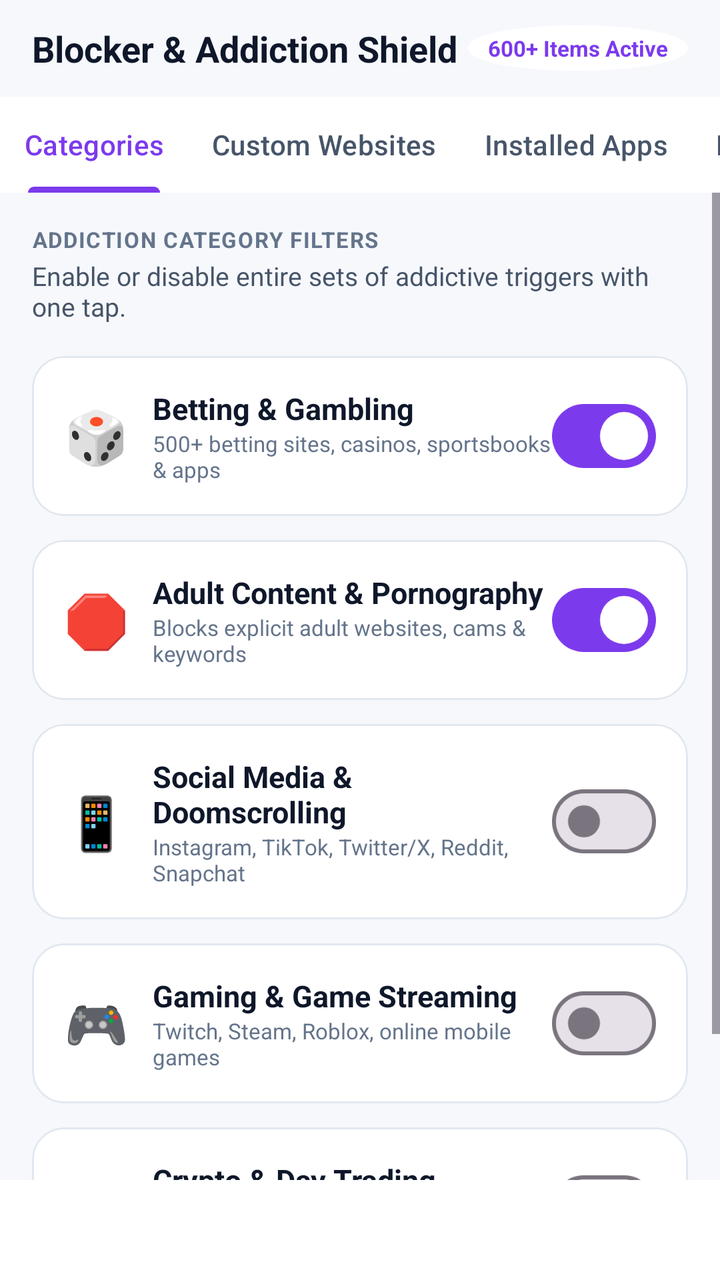
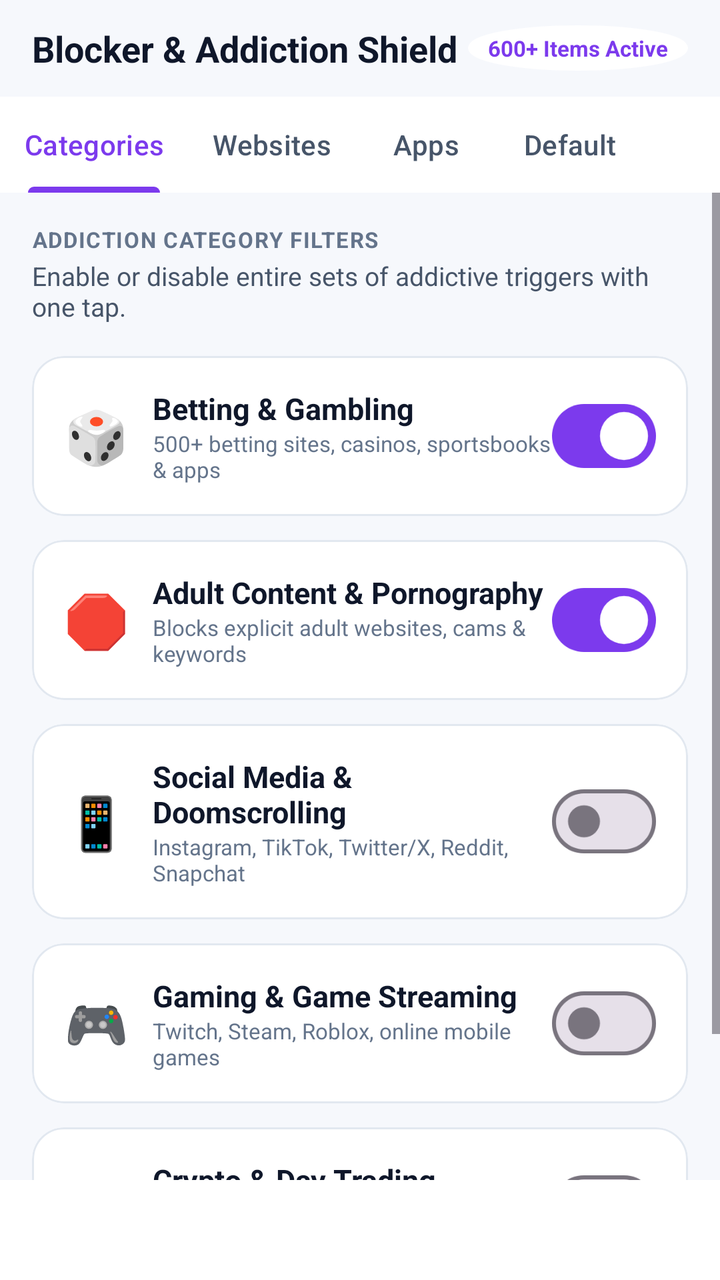

Before-and-after screenshots of an Android layout around one commit, followed by the original layout XML and the change that was made.
<!-- AndroidManifest.xml: application theme Theme.BetShield -->
<!-- res/layout/activity_custom_blocker.xml -->
<?xml version="1.0" encoding="utf-8"?>
<LinearLayout xmlns:android="http://schemas.android.com/apk/res/android"
    xmlns:app="http://schemas.android.com/apk/res-auto"
    xmlns:tools="http://schemas.android.com/tools"
    android:layout_width="match_parent"
    android:layout_height="match_parent"
    android:background="@color/background"
    android:orientation="vertical">

    
    <RelativeLayout
        android:layout_width="match_parent"
        android:layout_height="wrap_content"
        android:paddingHorizontal="16dp"
        android:paddingVertical="12dp">

        <TextView
            android:layout_width="wrap_content"
            android:layout_height="wrap_content"
            android:text="Blocker &amp; Addiction Shield"
            android:textColor="@color/text_primary"
            android:textSize="18sp"
            android:textStyle="bold" />

        <TextView
            android:id="@+id/tvTotalBlockedBadge"
            android:layout_width="wrap_content"
            android:layout_height="wrap_content"
            android:layout_alignParentEnd="true"
            android:layout_centerVertical="true"
            android:background="@drawable/bg_breathing_circle"
            android:backgroundTint="@color/surface"
            android:paddingHorizontal="10dp"
            android:paddingVertical="4dp"
            android:text="600+ Items Active"
            android:textColor="@color/primary"
            android:textSize="11sp"
            android:textStyle="bold" />
    </RelativeLayout>

    
    <com.google.android.material.tabs.TabLayout
        android:id="@+id/tabLayoutBlocker"
        android:layout_width="match_parent"
        android:layout_height="wrap_content"
        android:background="@color/surface"
        app:tabIndicatorColor="@color/primary"
        app:tabMode="scrollable"
        app:tabSelectedTextColor="@color/primary"
        app:tabTextColor="@color/text_secondary">

        <com.google.android.material.tabs.TabItem
            android:layout_width="wrap_content"
            android:layout_height="wrap_content"
            android:text="Categories" />

        <com.google.android.material.tabs.TabItem
            android:layout_width="wrap_content"
            android:layout_height="wrap_content"
            android:text="Custom Websites" />

        <com.google.android.material.tabs.TabItem
            android:layout_width="wrap_content"
            android:layout_height="wrap_content"
            android:text="Installed Apps" />

        <com.google.android.material.tabs.TabItem
            android:layout_width="wrap_content"
            android:layout_height="wrap_content"
            android:text="Preloaded Betting" />
    </com.google.android.material.tabs.TabLayout>

    
    <FrameLayout
        android:layout_width="match_parent"
        android:layout_height="0dp"
        android:layout_weight="1">

        
        <ScrollView
            android:id="@+id/containerTabCategories"
            android:layout_width="match_parent"
            android:layout_height="match_parent"
            android:fillViewport="true"
            android:visibility="visible">

            <LinearLayout
                android:layout_width="match_parent"
                android:layout_height="wrap_content"
                android:orientation="vertical"
                android:padding="16dp">

                <TextView
                    android:layout_width="wrap_content"
                    android:layout_height="wrap_content"
                    android:text="ADDICTION CATEGORY FILTERS"
                    android:textColor="@color/text_muted"
                    android:textSize="11sp"
                    android:textStyle="bold"
                    android:letterSpacing="0.05" />

                <TextView
                    android:layout_width="wrap_content"
                    android:layout_height="wrap_content"
                    android:layout_marginTop="2dp"
                    android:layout_marginBottom="16dp"
                    android:text="Enable or disable entire sets of addictive triggers with one tap."
                    android:textColor="@color/text_secondary"
                    android:textSize="13sp" />

                
                <com.google.android.material.card.MaterialCardView
                    android:layout_width="match_parent"
                    android:layout_height="wrap_content"
                    android:layout_marginBottom="12dp"
                    app:cardBackgroundColor="@color/surface"
                    app:cardCornerRadius="16dp"
                    app:strokeColor="@color/card_stroke"
                    app:strokeWidth="1dp">

                    <LinearLayout
                        android:layout_width="match_parent"
                        android:layout_height="wrap_content"
                        android:gravity="center_vertical"
                        android:orientation="horizontal"
                        android:padding="16dp">

                        <TextView
                            android:layout_width="wrap_content"
                            android:layout_height="wrap_content"
                            android:layout_marginEnd="12dp"
                            android:text="🎲"
                            android:textSize="26sp" />

                        <LinearLayout
                            android:layout_width="0dp"
                            android:layout_height="wrap_content"
                            android:layout_weight="1"
                            android:orientation="vertical">

                            <TextView
                                android:layout_width="wrap_content"
                                android:layout_height="wrap_content"
                                android:text="Betting &amp; Gambling"
                                android:textColor="@color/text_primary"
                                android:textSize="15sp"
                                android:textStyle="bold" />

                            <TextView
                                android:layout_width="wrap_content"
                                android:layout_height="wrap_content"
                                android:text="500+ betting sites, casinos, sportsbooks &amp; apps"
                                android:textColor="@color/text_muted"
                                android:textSize="11sp" />
                        </LinearLayout>

                        <com.google.android.material.materialswitch.MaterialSwitch
                            android:id="@+id/switchBlockGambling"
                            android:layout_width="wrap_content"
                            android:layout_height="wrap_content"
                            android:checked="true" />
                    </LinearLayout>
                </com.google.android.material.card.MaterialCardView>

                
                <com.google.android.material.card.MaterialCardView
                    android:layout_width="match_parent"
                    android:layout_height="wrap_content"
                    android:layout_marginBottom="12dp"
                    app:cardBackgroundColor="@color/surface"
                    app:cardCornerRadius="16dp"
                    app:strokeColor="@color/card_stroke"
                    app:strokeWidth="1dp">

                    <LinearLayout
                        android:layout_width="match_parent"
                        android:layout_height="wrap_content"
                        android:gravity="center_vertical"
                        android:orientation="horizontal"
                        android:padding="16dp">

                        <TextView
                            android:layout_width="wrap_content"
                            android:layout_height="wrap_content"
                            android:layout_marginEnd="12dp"
                            android:text="🛑"
                            android:textSize="26sp" />

                        <LinearLayout
                            android:layout_width="0dp"
                            android:layout_height="wrap_content"
                            android:layout_weight="1"
                            android:orientation="vertical">

                            <TextView
                                android:layout_width="wrap_content"
                                android:layout_height="wrap_content"
                                android:text="Adult Content &amp; Pornography"
                                android:textColor="@color/text_primary"
                                android:textSize="15sp"
                                android:textStyle="bold" />

                            <TextView
                                android:layout_width="wrap_content"
                                android:layout_height="wrap_content"
                                android:text="Blocks explicit adult websites, cams &amp; keywords"
                                android:textColor="@color/text_muted"
                                android:textSize="11sp" />
                        </LinearLayout>

                        <com.google.android.material.materialswitch.MaterialSwitch
                            android:id="@+id/switchBlockAdult"
                            android:layout_width="wrap_content"
                            android:layout_height="wrap_content"
                            android:checked="true" />
                    </LinearLayout>
                </com.google.android.material.card.MaterialCardView>

                
                <com.google.android.material.card.MaterialCardView
                    android:layout_width="match_parent"
                    android:layout_height="wrap_content"
                    android:layout_marginBottom="12dp"
                    app:cardBackgroundColor="@color/surface"
                    app:cardCornerRadius="16dp"
                    app:strokeColor="@color/card_stroke"
                    app:strokeWidth="1dp">

                    <LinearLayout
                        android:layout_width="match_parent"
                        android:layout_height="wrap_content"
                        android:gravity="center_vertical"
                        android:orientation="horizontal"
                        android:padding="16dp">

                        <TextView
                            android:layout_width="wrap_content"
                            android:layout_height="wrap_content"
                            android:layout_marginEnd="12dp"
                            android:text="📱"
                            android:textSize="26sp" />

                        <LinearLayout
                            android:layout_width="0dp"
                            android:layout_height="wrap_content"
                            android:layout_weight="1"
                            android:orientation="vertical">

                            <TextView
                                android:layout_width="wrap_content"
                                android:layout_height="wrap_content"
                                android:text="Social Media &amp; Doomscrolling"
                                android:textColor="@color/text_primary"
                                android:textSize="15sp"
                                android:textStyle="bold" />

                            <TextView
                                android:layout_width="wrap_content"
                                android:layout_height="wrap_content"
                                android:text="Instagram, TikTok, Twitter/X, Reddit, Snapchat"
                                android:textColor="@color/text_muted"
                                android:textSize="11sp" />
                        </LinearLayout>

                        <com.google.android.material.materialswitch.MaterialSwitch
                            android:id="@+id/switchBlockSocial"
                            android:layout_width="wrap_content"
                            android:layout_height="wrap_content"
                            android:checked="false" />
                    </LinearLayout>
                </com.google.android.material.card.MaterialCardView>

                
                <com.google.android.material.card.MaterialCardView
                    android:layout_width="match_parent"
                    android:layout_height="wrap_content"
                    android:layout_marginBottom="12dp"
                    app:cardBackgroundColor="@color/surface"
                    app:cardCornerRadius="16dp"
                    app:strokeColor="@color/card_stroke"
                    app:strokeWidth="1dp">

                    <LinearLayout
                        android:layout_width="match_parent"
                        android:layout_height="wrap_content"
                        android:gravity="center_vertical"
                        android:orientation="horizontal"
                        android:padding="16dp">

                        <TextView
                            android:layout_width="wrap_content"
                            android:layout_height="wrap_content"
                            android:layout_marginEnd="12dp"
                            android:text="🎮"
                            android:textSize="26sp" />

                        <LinearLayout
                            android:layout_width="0dp"
                            android:layout_height="wrap_content"
                            android:layout_weight="1"
                            android:orientation="vertical">

                            <TextView
                                android:layout_width="wrap_content"
                                android:layout_height="wrap_content"
                                android:text="Gaming &amp; Game Streaming"
                                android:textColor="@color/text_primary"
                                android:textSize="15sp"
                                android:textStyle="bold" />

                            <TextView
                                android:layout_width="wrap_content"
                                android:layout_height="wrap_content"
                                android:text="Twitch, Steam, Roblox, online mobile games"
                                android:textColor="@color/text_muted"
                                android:textSize="11sp" />
                        </LinearLayout>

                        <com.google.android.material.materialswitch.MaterialSwitch
                            android:id="@+id/switchBlockGaming"
                            android:layout_width="wrap_content"
                            android:layout_height="wrap_content"
                            android:checked="false" />
                    </LinearLayout>
                </com.google.android.material.card.MaterialCardView>

                
                <com.google.android.material.card.MaterialCardView
                    android:layout_width="match_parent"
                    android:layout_height="wrap_content"
                    android:layout_marginBottom="16dp"
                    app:cardBackgroundColor="@color/surface"
                    app:cardCornerRadius="16dp"
                    app:strokeColor="@color/card_stroke"
                    app:strokeWidth="1dp">

                    <LinearLayout
                        android:layout_width="match_parent"
                        android:layout_height="wrap_content"
                        android:gravity="center_vertical"
                        android:orientation="horizontal"
                        android:padding="16dp">

                        <TextView
                            android:layout_width="wrap_content"
                            android:layout_height="wrap_content"
                            android:layout_marginEnd="12dp"
                            android:text="📈"
                            android:textSize="26sp" />

                        <LinearLayout
                            android:layout_width="0dp"
                            android:layout_height="wrap_content"
                            android:layout_weight="1"
                            android:orientation="vertical">

                            <TextView
                                android:layout_width="wrap_content"
                                android:layout_height="wrap_content"
                                android:text="Crypto &amp; Day Trading"
                                android:textColor="@color/text_primary"
                                android:textSize="15sp"
                                android:textStyle="bold" />

                            <TextView
                                android:layout_width="wrap_content"
                                android:layout_height="wrap_content"
                                android:text="Binance, Bybit, KuCoin, speculative exchanges"
                                android:textColor="@color/text_muted"
                                android:textSize="11sp" />
                        </LinearLayout>

                        <com.google.android.material.materialswitch.MaterialSwitch
                            android:id="@+id/switchBlockCrypto"
                            android:layout_width="wrap_content"
                            android:layout_height="wrap_content"
                            android:checked="false" />
                    </LinearLayout>
                </com.google.android.material.card.MaterialCardView>

            </LinearLayout>
        </ScrollView>


        
        <LinearLayout
            android:id="@+id/containerTabWebsites"
            android:layout_width="match_parent"
            android:layout_height="match_parent"
            android:orientation="vertical"
            android:visibility="gone">

            
            <LinearLayout
                android:layout_width="match_parent"
                android:layout_height="wrap_content"
                android:orientation="horizontal"
                android:padding="14dp">

                <com.google.android.material.textfield.TextInputLayout
                    style="@style/Widget.Material3.TextInputLayout.OutlinedBox"
                    android:layout_width="0dp"
                    android:layout_height="wrap_content"
                    android:layout_weight="1"
                    app:boxCornerRadiusBottomEnd="12dp"
                    app:boxCornerRadiusBottomStart="12dp"
                    app:boxCornerRadiusTopEnd="12dp"
                    app:boxCornerRadiusTopStart="12dp"
                    app:boxStrokeColor="@color/primary">

                    <com.google.android.material.textfield.TextInputEditText
                        android:id="@+id/etCustomDomainInput"
                        android:layout_width="match_parent"
                        android:layout_height="wrap_content"
                        android:hint="Add custom website (e.g. reddit.com)..."
                        android:inputType="textUri"
                        android:textColor="@color/text_primary"
                        android:textSize="13sp" />
                </com.google.android.material.textfield.TextInputLayout>

                <com.google.android.material.button.MaterialButton
                    android:id="@+id/btnSubmitCustomDomain"
                    android:layout_width="wrap_content"
                    android:layout_height="wrap_content"
                    android:layout_gravity="center_vertical"
                    android:layout_marginStart="8dp"
                    android:backgroundTint="@color/primary"
                    android:text="+ Add"
                    android:textColor="#101411"
                    android:textStyle="bold"
                    app:cornerRadius="12dp" />
            </LinearLayout>

            <TextView
                android:layout_width="wrap_content"
                android:layout_height="wrap_content"
                android:layout_marginHorizontal="16dp"
                android:text="YOUR CUSTOM BLOCKED WEBSITES"
                android:textColor="@color/text_muted"
                android:textSize="11sp"
                android:textStyle="bold" />

            <androidx.recyclerview.widget.RecyclerView
                android:id="@+id/rvCustomWebsites"
                android:layout_width="match_parent"
                android:layout_height="0dp"
                android:layout_weight="1"
                android:clipToPadding="false"
                android:padding="12dp" />
        </LinearLayout>


        
        <LinearLayout
            android:id="@+id/containerTabApps"
            android:layout_width="match_parent"
            android:layout_height="match_parent"
            android:orientation="vertical"
            android:visibility="gone">

            
            <LinearLayout
                android:layout_width="match_parent"
                android:layout_height="wrap_content"
                android:padding="14dp">

                <com.google.android.material.textfield.TextInputLayout
                    style="@style/Widget.Material3.TextInputLayout.OutlinedBox"
                    android:layout_width="match_parent"
                    android:layout_height="wrap_content"
                    app:boxCornerRadiusBottomEnd="12dp"
                    app:boxCornerRadiusBottomStart="12dp"
                    app:boxCornerRadiusTopEnd="12dp"
                    app:boxCornerRadiusTopStart="12dp"
                    app:boxStrokeColor="@color/primary">

                    <com.google.android.material.textfield.TextInputEditText
                        android:id="@+id/etSearchApps"
                        android:layout_width="match_parent"
                        android:layout_height="wrap_content"
                        android:hint="Search installed apps on your device..."
                        android:inputType="text"
                        android:textColor="@color/text_primary"
                        android:textSize="13sp" />
                </com.google.android.material.textfield.TextInputLayout>
            </LinearLayout>

            <ProgressBar
                android:id="@+id/progressLoadingApps"
                android:layout_width="wrap_content"
                android:layout_height="wrap_content"
                android:layout_gravity="center"
                android:layout_marginTop="24dp"
                android:visibility="gone" />

            <androidx.recyclerview.widget.RecyclerView
                android:id="@+id/rvInstalledApps"
                android:layout_width="match_parent"
                android:layout_height="0dp"
                android:layout_weight="1"
                android:clipToPadding="false"
                android:padding="12dp" />
        </LinearLayout>


        
        <LinearLayout
            android:id="@+id/containerTabPreloadedBetting"
            android:layout_width="match_parent"
            android:layout_height="match_parent"
            android:orientation="vertical"
            android:visibility="gone">

            <LinearLayout
                android:layout_width="match_parent"
                android:layout_height="wrap_content"
                android:padding="14dp">

                <com.google.android.material.textfield.TextInputLayout
                    style="@style/Widget.Material3.TextInputLayout.OutlinedBox"
                    android:layout_width="match_parent"
                    android:layout_height="wrap_content"
                    app:boxCornerRadiusBottomEnd="12dp"
                    app:boxCornerRadiusBottomStart="12dp"
                    app:boxCornerRadiusTopEnd="12dp"
                    app:boxCornerRadiusTopStart="12dp"
                    app:boxStrokeColor="@color/primary">

                    <com.google.android.material.textfield.TextInputEditText
                        android:id="@+id/etSearchPreloadedBetting"
                        android:layout_width="match_parent"
                        android:layout_height="wrap_content"
                        android:hint="Search 500+ preloaded betting domains &amp; apps..."
                        android:inputType="text"
                        android:textColor="@color/text_primary"
                        android:textSize="13sp" />
                </com.google.android.material.textfield.TextInputLayout>
            </LinearLayout>

            <androidx.recyclerview.widget.RecyclerView
                android:id="@+id/rvPreloadedBetting"
                android:layout_width="match_parent"
                android:layout_height="0dp"
                android:layout_weight="1"
                android:clipToPadding="false"
                android:padding="12dp" />
        </LinearLayout>

    </FrameLayout>

    
    <FrameLayout
        android:id="@+id/adBannerContainer"
        android:layout_width="match_parent"
        android:layout_height="50dp"
        android:layout_gravity="bottom"
        android:background="@color/surface" />

</LinearLayout>
<!-- resources referenced by this layout -->
<resources>
  <color name="background">#F6F8FC</color>
  <color name="card_stroke">#E2E8F0</color>
  <color name="primary">#7C3AED</color>
  <color name="surface">#FFFFFF</color>
  <color name="text_muted">#64748B</color>
  <color name="text_primary">#0F172A</color>
  <color name="text_secondary">#475569</color>
  <!-- drawable bg_breathing_circle (drawable) -->
  <?xml version="1.0" encoding="utf-8"?>
  <shape xmlns:android="http://schemas.android.com/apk/res/android"
      android:shape="oval">
      <solid android:color="@color/breathing_circle_bg" />
      <stroke
          android:width="3dp"
          android:color="@color/breathing_circle_stroke" />
  </shape>
  <style name="Theme.BetShield" parent="Theme.Material3.DayNight.NoActionBar">
          <item name="colorPrimary">@color/primary</item>
          <item name="colorPrimaryDark">@color/primary_dark</item>
          <item name="colorAccent">@color/accent</item>
          <item name="android:windowBackground">@color/background</item>
          <item name="android:statusBarColor">@color/background</item>
          <item name="android:navigationBarColor">@color/background</item>
          <item name="colorSurface">@color/surface</item>
          <item name="colorOnSurface">@color/text_primary</item>
      </style>
  <color name="breathing_circle_bg">#EDE9FE</color>
  <color name="breathing_circle_stroke">#8B5CF6</color>
  <color name="primary_dark">#6D28D9</color>
  <color name="accent">#8B5CF6</color>
</resources>

<!-- the commit's change to res/layout/activity_custom_blocker.xml (unified diff, before → after) -->
@@ -44,6 +44,7 @@
         android:layout_width="match_parent"
         android:layout_height="wrap_content"
         android:background="@color/surface"
+        app:tabGravity="fill"
         app:tabIndicatorColor="@color/primary"
         app:tabMode="scrollable"
         app:tabSelectedTextColor="@color/primary"
@@ -57,17 +58,17 @@
         <com.google.android.material.tabs.TabItem
             android:layout_width="wrap_content"
             android:layout_height="wrap_content"
-            android:text="Custom Websites" />
+            android:text="Websites" />
 
         <com.google.android.material.tabs.TabItem
             android:layout_width="wrap_content"
             android:layout_height="wrap_content"
-            android:text="Installed Apps" />
+            android:text="Apps" />
 
         <com.google.android.material.tabs.TabItem
             android:layout_width="wrap_content"
             android:layout_height="wrap_content"
-            android:text="Preloaded Betting" />
+            android:text="Default" />
     </com.google.android.material.tabs.TabLayout>
 
     
